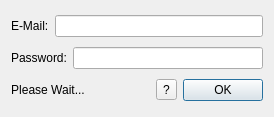
Before: the Qt Designer form authenticationdialog.ui in lawand/droper, drawn with Qt 5.
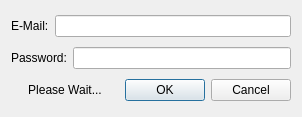
After: the same form once the commit is applied. Icons and pictures are not drawn.

Commit message: added button boxes for dialogs

```diff
--- a/authenticationdialog.ui
+++ b/authenticationdialog.ui
@@ -6,7 +6,7 @@
    <rect>
     <x>0</x>
     <y>0</y>
-    <width>274</width>
+    <width>302</width>
     <height>117</height>
    </rect>
   </property>
@@ -65,6 +65,19 @@
    </item>
    <item>
     <layout class="QHBoxLayout" name="horizontalLayout_3">
+     <item>
+      <spacer name="horizontalSpacer_2">
+       <property name="orientation">
+        <enum>Qt::Horizontal</enum>
+       </property>
+       <property name="sizeHint" stdset="0">
+        <size>
+         <width>40</width>
+         <height>20</height>
+        </size>
+       </property>
+      </spacer>
+     </item>
      <item>
       <widget class="QLabel" name="pleaseWaitLabel">
        <property name="enabled">
@@ -92,19 +105,9 @@
       </spacer>
      </item>
      <item>
-      <widget class="QToolButton" name="helpToolButton">
-       <property name="text">
-        <string>?</string>
-       </property>
-      </widget>
-     </item>
-     <item>
-      <widget class="QPushButton" name="okPushButton">
-       <property name="text">
-        <string>OK</string>
-       </property>
-       <property name="default">
-        <bool>true</bool>
+      <widget class="QDialogButtonBox" name="buttonBox">
+       <property name="standardButtons">
+        <set>QDialogButtonBox::Cancel|QDialogButtonBox::Ok</set>
        </property>
       </widget>
      </item>
```
The commit also changes 3 other files.
